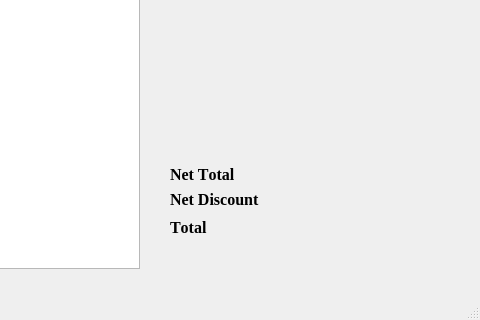
Qt form Menu.ui (fake-botpeter17/Billing-Software) before a commit; both pictures show x 800 to 1280 and y 400 to 720 of the 1280 by 720 pixel window.
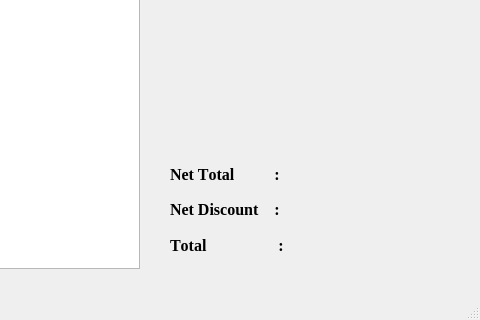
The same form after that commit. Icons and pictures are not drawn.

Commit message: Fixed Issue in calculating discounts of Items with Quantity updated and Made some error handling

Diff of the .ui file:
```diff
--- a/Menu.ui
+++ b/Menu.ui
@@ -197,69 +197,6 @@
      </property>
     </column>
    </widget>
-   <widget class="QLabel" name="Net_Discount_Label">
-    <property name="geometry">
-     <rect>
-      <x>970</x>
-      <y>570</y>
-      <width>91</width>
-      <height>21</height>
-     </rect>
-    </property>
-    <property name="font">
-     <font>
-      <family>Times New Roman</family>
-      <pointsize>12</pointsize>
-      <bold>true</bold>
-      <kerning>false</kerning>
-     </font>
-    </property>
-    <property name="text">
-     <string>Net Discount </string>
-    </property>
-   </widget>
-   <widget class="QLabel" name="Net_Total_Label">
-    <property name="geometry">
-     <rect>
-      <x>970</x>
-      <y>540</y>
-      <width>81</width>
-      <height>31</height>
-     </rect>
-    </property>
-    <property name="font">
-     <font>
-      <family>Times New Roman</family>
-      <pointsize>12</pointsize>
-      <bold>true</bold>
-      <kerning>false</kerning>
-     </font>
-    </property>
-    <property name="text">
-     <string>Net Total</string>
-    </property>
-   </widget>
-   <widget class="QLabel" name="Total_Label">
-    <property name="geometry">
-     <rect>
-      <x>970</x>
-      <y>600</y>
-      <width>49</width>
-      <height>16</height>
-     </rect>
-    </property>
-    <property name="font">
-     <font>
-      <family>Times New Roman</family>
-      <pointsize>12</pointsize>
-      <bold>true</bold>
-      <kerning>false</kerning>
-     </font>
-    </property>
-    <property name="text">
-     <string>Total </string>
-    </property>
-   </widget>
    <widget class="QSplitter" name="splitter">
     <property name="geometry">
      <rect>
@@ -388,6 +325,63 @@
      <string>Fashion Paradise</string>
     </property>
    </widget>
+   <widget class="QWidget" name="">
+    <property name="geometry">
+     <rect>
+      <x>970</x>
+      <y>540</y>
+      <width>291</width>
+      <height>101</height>
+     </rect>
+    </property>
+    <layout class="QVBoxLayout" name="verticalLayout">
+     <item>
+      <widget class="QLabel" name="Net_Total_Label">
+       <property name="font">
+        <font>
+         <family>Times New Roman</family>
+         <pointsize>12</pointsize>
+         <bold>true</bold>
+         <kerning>false</kerning>
+        </font>
+       </property>
+       <property name="text">
+        <string>Net Total          :</string>
+       </property>
+      </widget>
+     </item>
+     <item>
+      <widget class="QLabel" name="Net_Discount_Label">
+       <property name="font">
+        <font>
+         <family>Times New Roman</family>
+         <pointsize>12</pointsize>
+         <bold>true</bold>
+         <kerning>false</kerning>
+        </font>
+       </property>
+       <property name="text">
+        <string>Net Discount    :</string>
+       </property>
+      </widget>
+     </item>
+     <item>
+      <widget class="QLabel" name="Total_Label">
+       <property name="font">
+        <font>
+         <family>Times New Roman</family>
+         <pointsize>12</pointsize>
+         <bold>true</bold>
+         <kerning>false</kerning>
+        </font>
+       </property>
+       <property name="text">
+        <string>Total                  :</string>
+       </property>
+      </widget>
+     </item>
+    </layout>
+   </widget>
   </widget>
   <widget class="QMenuBar" name="My_Menu">
    <property name="geometry">
```
The commit also changes 1 other file.
